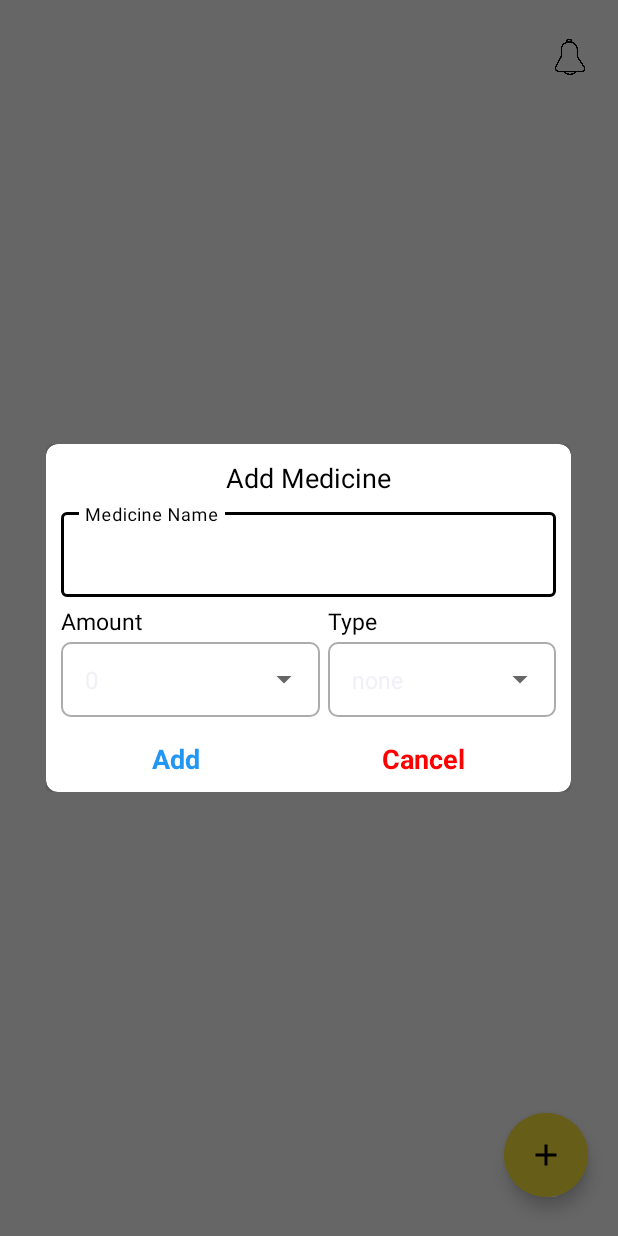
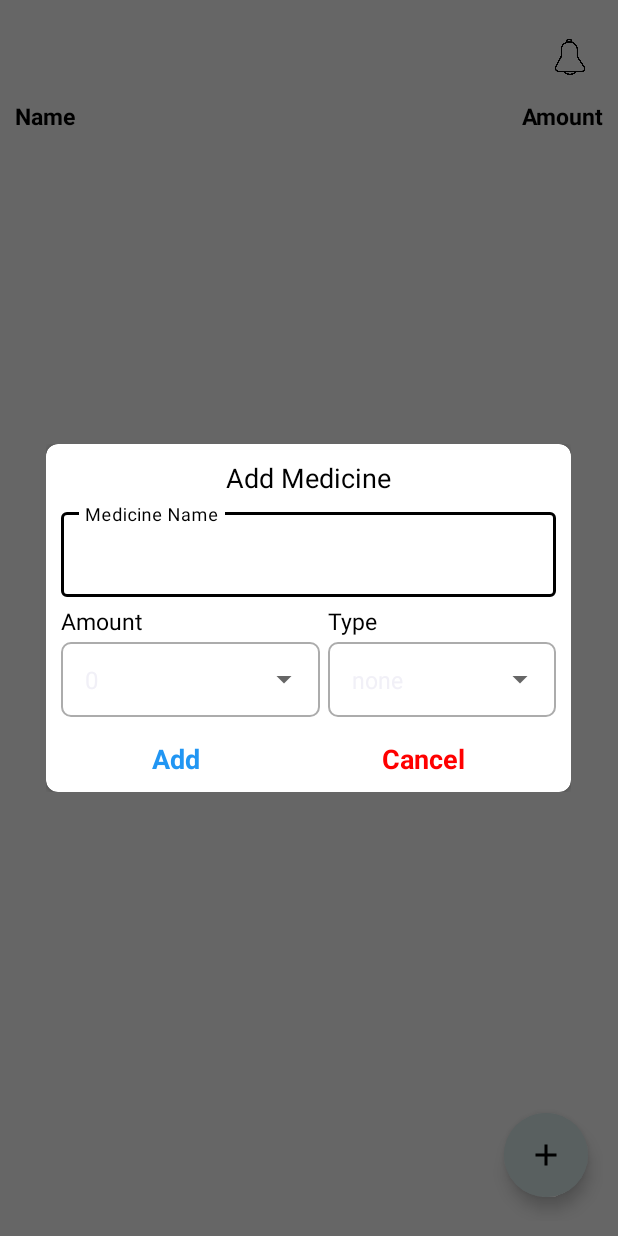
Before and after one commit to MizanurRemon/MediTime, an Android app: the Ontime_medicine_list screen opened directly, with no data from a screen before it, after a tap on an icon or button, on a phone screen of 412 x 824 dp. Run offline under Robolectric (Android 15) with nearby library versions, the light colour scheme and no system bars; Roboto replaces fonts that are not available here.

Commit message:
10 Apr 21 4:51 AM

```diff
--- /dev/null
+++ b/app/src/main/java/com/example/meditime/Adapter/Medicine_adapter.java
@@ -0,0 +1,55 @@
+package com.example.meditime.Adapter;
+
+import android.view.LayoutInflater;
+import android.view.View;
+import android.view.ViewGroup;
+import android.widget.TextView;
+
+import androidx.annotation.NonNull;
+import androidx.recyclerview.widget.RecyclerView;
+
+import com.example.meditime.Model.MedicinePOJO;
+import com.example.meditime.Model.SchedulePOJO;
+import com.example.meditime.R;
+
+import java.util.ArrayList;
+
+public class Medicine_adapter extends RecyclerView.Adapter<Medicine_adapter.AppViewholder> {
+    ArrayList<MedicinePOJO> arrayList;
+
+    public Medicine_adapter(ArrayList<MedicinePOJO> arrayList) {
+        this.arrayList = arrayList;
+    }
+
+    @NonNull
+    @Override
+    public Medicine_adapter.AppViewholder onCreateViewHolder(@NonNull ViewGroup parent, int viewType) {
+        LayoutInflater layoutInflater = LayoutInflater.from(parent.getContext());
+        View view = layoutInflater.inflate(R.layout.medicine_list_card, parent, false);
+        return new Medicine_adapter.AppViewholder(view);
+    }
+
+    @Override
+    public void onBindViewHolder(@NonNull Medicine_adapter.AppViewholder holder, int position) {
+        MedicinePOJO medicinePOJO = arrayList.get(position);
+        holder.medicineNameText.setText(medicinePOJO.getMedcineName());
+        holder.amountText.setText(medicinePOJO.getAmount());
+        holder.typeText.setText(medicinePOJO.getType());
+    }
+
+    @Override
+    public int getItemCount() {
+        return arrayList.size();
+    }
+
+    public class AppViewholder extends RecyclerView.ViewHolder {
+        TextView medicineNameText, amountText, typeText;
+
+        public AppViewholder(@NonNull View itemView) {
+            super(itemView);
+            medicineNameText = itemView.findViewById(R.id.medicineNameID);
+            amountText = itemView.findViewById(R.id.medicineAmountID);
+            typeText = itemView.findViewById(R.id.medicineTypeID);
+        }
+    }
+}
--- a/app/src/main/java/com/example/meditime/Adapter/Schedule_adapter.java
+++ b/app/src/main/java/com/example/meditime/Adapter/Schedule_adapter.java
@@ -22,10 +22,6 @@ public class Schedule_adapter extends RecyclerView.Adapter<Schedule_adapter.AppV
     public Schedule_adapter(ArrayList<SchedulePOJO> arrayList, RecyclerviewClickInterfaces recyclerviewClickInterfaces) {
         this.arrayList = arrayList;
         this.recyclerviewClickInterfaces = recyclerviewClickInterfaces;
-    }
-
-    public Schedule_adapter(ArrayList<SchedulePOJO> arrayList) {
-        this.arrayList = arrayList;
     }
 
     @NonNull
--- a/app/src/main/java/com/example/meditime/Utils/SQLiteHelper.java
+++ b/app/src/main/java/com/example/meditime/Utils/SQLiteHelper.java
@@ -10,14 +10,23 @@ import android.widget.Toast;
 public class SQLiteHelper extends SQLiteOpenHelper {
     private SQLiteDatabase db;
 
+    private static final int VERSION = 5;
     private static final String DATABASE_NAME = "MEDICINE_DATABASE";
+
     private static final String SCHEDULE_TABLE = "SCHEDULE_TABLE";
-    private static final int VERSION = 1;
     private static final String id = "ID";
     private static final String Schedule_Name = "ScheduleName";
     private static final String Schedule_Time = "ScheduleTime";
 
+    private static final String MEDICINE_TABLE = "MEDICINE_TABLE";
+    private static final String Schedule_ID = "Schedule_ID";
+    private static final String Med_name = "Med_name";
+    private static final String Amount = "Amount";
+    private static final String Type = "Type";
+
+
     private final Context context;
+
 
     public SQLiteHelper(Context context) {
         super(context, DATABASE_NAME, null, VERSION);
@@ -27,11 +36,13 @@ public class SQLiteHelper extends SQLiteOpenHelper {
     @Override
     public void onCreate(SQLiteDatabase db) {
         db.execSQL("CREATE TABLE IF NOT EXISTS " + SCHEDULE_TABLE + "(ID INTEGER PRIMARY KEY AUTOINCREMENT , ScheduleName TEXT , ScheduleTime TEXT )");
+        db.execSQL("CREATE TABLE IF NOT EXISTS " + MEDICINE_TABLE + "(ID INTEGER PRIMARY KEY AUTOINCREMENT , Schedule_ID TEXT , Med_name TEXT , Amount TEXT , Type TEXT )");
     }
 
     @Override
     public void onUpgrade(SQLiteDatabase db, int oldVersion, int newVersion) {
         db.execSQL("DROP TABLE IF EXISTS " + SCHEDULE_TABLE);
+        db.execSQL("DROP TABLE IF EXISTS " + MEDICINE_TABLE);
         onCreate(db);
     }
 
@@ -49,6 +60,26 @@ public class SQLiteHelper extends SQLiteOpenHelper {
         }
     }
 
+
+    public void insertMedicine(String schedule_id, String MedicineName, String Med_Amount, String Med_Type) {
+        db = this.getWritableDatabase();
+        ContentValues values = new ContentValues();
+        values.put(Schedule_ID, schedule_id);
+        values.put(Med_name, MedicineName);
+        values.put(Amount, Med_Amount);
+        values.put(Type, Med_Type);
+
+        long result = db.insert(MEDICINE_TABLE, null, values);
+
+        //Toast.makeText(context, schedule_id + " " + MedicineName + " " + Med_Amount + " " + Med_Type, Toast.LENGTH_SHORT).show();
+
+        if (result == -1) {
+            Toast.makeText(context, "Failed", Toast.LENGTH_SHORT).show();
+        } else {
+            Toast.makeText(context, "Added", Toast.LENGTH_SHORT).show();
+        }
+    }
+
     public Cursor readData() {
         db = this.getWritableDatabase();
         String query = "select * from " + SCHEDULE_TABLE;
@@ -56,5 +87,12 @@ public class SQLiteHelper extends SQLiteOpenHelper {
         return cursor;
     }
 
+    public Cursor readMedicine(String schedule_id) {
+        db = this.getWritableDatabase();
+        String query = "SELECT * FROM MEDICINE_TABLE where Schedule_ID = schedule_id";
+        Cursor cursor = db.rawQuery(query, null);
+        return cursor;
+    }
+
 
 }
--- a/app/src/main/java/com/example/meditime/View/MainActivity.java
+++ b/app/src/main/java/com/example/meditime/View/MainActivity.java
@@ -49,11 +49,6 @@ public class MainActivity extends AppCompatActivity implements View.OnClickListe
     protected void onCreate(Bundle savedInstanceState) {
         super.onCreate(savedInstanceState);
         setContentView(R.layout.activity_main);
-
-        try {
-            this.getSupportActionBar().hide();
-        } catch (Exception e) {
-        }
 
         dbhelper = new SQLiteHelper(this);
         layoutManager = new LinearLayoutManager(this);
--- a/app/src/main/java/com/example/meditime/View/Ontime_medicine_list.java
+++ b/app/src/main/java/com/example/meditime/View/Ontime_medicine_list.java
@@ -1,44 +1,57 @@
 package com.example.meditime.View;
 
 import androidx.appcompat.app.AppCompatActivity;
+import androidx.recyclerview.widget.LinearLayoutManager;
 import androidx.recyclerview.widget.RecyclerView;
 
 import android.app.Dialog;
 import android.content.Intent;
+import android.database.Cursor;
 import android.graphics.Color;
 import android.graphics.drawable.ColorDrawable;
+import android.net.LinkAddress;
 import android.os.Bundle;
 import android.text.TextUtils;
 import android.view.View;
 import android.widget.AdapterView;
 import android.widget.ArrayAdapter;
+import android.widget.LinearLayout;
 import android.widget.Spinner;
 import android.widget.TextView;
 import android.widget.Toast;
 
+import com.example.meditime.Adapter.Medicine_adapter;
+import com.example.meditime.Adapter.Schedule_adapter;
+import com.example.meditime.Model.MedicinePOJO;
+import com.example.meditime.Model.SchedulePOJO;
 import com.example.meditime.R;
+import com.example.meditime.Utils.SQLiteHelper;
 import com.google.android.material.floatingactionbutton.ExtendedFloatingActionButton;
 import com.google.android.material.textfield.TextInputEditText;
 import com.google.android.material.textfield.TextInputLayout;
 
+import java.util.ArrayList;
+
 public class Ontime_medicine_list extends AppCompatActivity implements AdapterView.OnItemSelectedListener {
 
     ExtendedFloatingActionButton addMedicineButtton;
-    TextView scheduleName, scheduleTime;
+    TextView scheduleName, scheduleTime, noMedicine;
     String id, schedule_name, schedule_time;
     RecyclerView medicineView;
     Spinner amountSpinner, typeSpinner;
     String amount, type;
+    SQLiteHelper dbhelper;
+    ArrayList<MedicinePOJO> arrayList;
+    MedicinePOJO medicinePOJO;
+    Medicine_adapter adapter;
+    LinearLayout layout2;
 
     @Override
     protected void onCreate(Bundle savedInstanceState) {
         super.onCreate(savedInstanceState);
         setContentView(R.layout.activity_ontime_medicine_list);
 
-        try {
-            this.getSupportActionBar().hide();
-        } catch (Exception e) {
-        }
+        dbhelper = new SQLiteHelper(this);
 
         Intent intent = getIntent();
         id = intent.getStringExtra("ID");
@@ -47,12 +60,19 @@ public class Ontime_medicine_list extends AppCompatActivity implements AdapterVi
 
         scheduleName = (TextView) findViewById(R.id.scheduleNameID);
         scheduleTime = (TextView) findViewById(R.id.scheduleTimeID);
+
+        layout2 = (LinearLayout) findViewById(R.id.layout2);
+
         medicineView = (RecyclerView) findViewById(R.id.recyclerviewID);
         addMedicineButtton = (ExtendedFloatingActionButton) findViewById(R.id.addMedicineID);
 
         scheduleName.setText(schedule_name);
         scheduleTime.setText(schedule_time);
 
+        medicineView.setHasFixedSize(true);
+        medicineView.setLayoutManager(new LinearLayoutManager(this));
+
+        medicineData();
 
         addMedicineButtton.setOnClickListener(new View.OnClickListener() {
             @Override
@@ -103,7 +123,9 @@ public class Ontime_medicine_list extends AppCompatActivity implements AdapterVi
                                 Toast.makeText(getBaseContext(), "Select type", Toast.LENGTH_SHORT).show();
                             }
                         } else {
-                            Toast.makeText(getBaseContext(), "Successful", Toast.LENGTH_SHORT).show();
+                            dbhelper.insertMedicine(id, medicineName, amount, type);
+                            alert.dismiss();
+                            medicineData();
                         }
                     }
                 });
@@ -116,6 +138,21 @@ public class Ontime_medicine_list extends AppCompatActivity implements AdapterVi
                 });
             }
         });
+
+
+    }
+
+    private void medicineData() {
+
+        arrayList = new ArrayList<MedicinePOJO>();
+        Cursor cursor = dbhelper.readMedicine(id);
+
+        while (cursor.moveToNext()) {
+            medicinePOJO = new MedicinePOJO(cursor.getString(2), cursor.getString(3), cursor.getString(4));
+            arrayList.add(0, medicinePOJO);
+        }
+        adapter = new Medicine_adapter(arrayList);
+        medicineView.setAdapter(adapter);
     }
 
     @Override
--- a/app/src/main/res/layout/activity_ontime_medicine_list.xml
+++ b/app/src/main/res/layout/activity_ontime_medicine_list.xml
@@ -13,17 +13,17 @@
         android:id="@+id/layout"
         android:layout_width="match_parent"
         android:layout_height="wrap_content"
+        android:gravity="center_vertical"
         android:orientation="horizontal"
         android:paddingTop="5dp"
         android:paddingBottom="5dp"
-        android:weightSum="2"
-        android:gravity="center_vertical">
+        android:weightSum="2">
 
         <LinearLayout
             android:layout_width="wrap_content"
             android:layout_height="wrap_content"
-            android:orientation="vertical"
-            android:layout_weight="1">
+            android:layout_weight="1"
+            android:orientation="vertical">
 
             <TextView
                 android:id="@+id/scheduleNameID"
@@ -43,8 +43,8 @@
         <LinearLayout
             android:layout_width="wrap_content"
             android:layout_height="match_parent"
+            android:layout_weight="1"
             android:gravity="center_vertical|right"
-            android:layout_weight="1"
             android:paddingRight="10dp">
 
             <ImageView
@@ -52,9 +52,42 @@
                 android:layout_height="24dp"
                 android:clickable="true"
                 android:focusable="true"
-                android:src="@drawable/bell_icon"/>
+                android:src="@drawable/bell_icon" />
 
 
+        </LinearLayout>
+
+    </LinearLayout>
+
+    <LinearLayout
+        android:id="@+id/layout2"
+        android:layout_width="match_parent"
+        android:layout_height="wrap_content"
+        android:layout_below="@id/layout"
+        android:gravity="center_vertical"
+        android:orientation="horizontal">
+
+        <TextView
+            android:layout_width="200dp"
+            android:layout_height="wrap_content"
+            android:text="Name"
+            android:textColor="@color/black"
+            android:textSize="15sp"
+            android:textStyle="bold" />
+
+        <LinearLayout
+            android:layout_width="match_parent"
+            android:layout_height="match_parent"
+            android:gravity="right">
+
+            <TextView
+                android:layout_width="wrap_content"
+                android:layout_height="wrap_content"
+                android:gravity="center_horizontal"
+                android:text="Amount"
+                android:textColor="@color/black"
+                android:textSize="15sp"
+                android:textStyle="bold" />
         </LinearLayout>
 
     </LinearLayout>
@@ -63,9 +96,9 @@
         android:id="@+id/recyclerviewID"
         android:layout_width="match_parent"
         android:layout_height="wrap_content"
+        android:layout_below="@id/layout2"
         android:layout_marginTop="5dp"
-        android:nestedScrollingEnabled="true"
-        android:layout_below="@id/layout"/>
+        android:nestedScrollingEnabled="true" />
 
     <androidx.coordinatorlayout.widget.CoordinatorLayout
         android:layout_width="match_parent"
@@ -77,9 +110,9 @@
             android:layout_width="wrap_content"
             android:layout_height="wrap_content"
             android:layout_gravity="bottom|right"
+            android:layout_marginRight="10dp"
             android:layout_marginBottom="16dp"
-            android:layout_marginRight="10dp"
-            android:backgroundTint="@color/yellow"
+            android:backgroundTint="@color/special_color"
             app:icon="@drawable/plus"
             app:layout_anchorGravity="bottom|right|end" />
 
--- a/app/src/main/res/layout/add_alert.xml
+++ b/app/src/main/res/layout/add_alert.xml
@@ -10,7 +10,8 @@
         android:layout_width="match_parent"
         android:layout_height="wrap_content"
         android:orientation="vertical"
-        android:padding="10dp">
+        android:padding="10dp"
+        >
 
         <TextView
             android:layout_width="match_parent"
--- a/app/src/main/res/values-night/themes.xml
+++ b/app/src/main/res/values-night/themes.xml
@@ -1,6 +1,6 @@
 <resources xmlns:tools="http://schemas.android.com/tools">
     <!-- Base application theme. -->
-    <style name="Theme.MediTime" parent="Theme.MaterialComponents.DayNight.DarkActionBar">
+    <style name="Theme.MediTime" parent="Theme.MaterialComponents.DayNight.NoActionBar">
 
         <!-- Transition -->
         <item name="android:windowContentTransitions">true</item>
@@ -19,7 +19,7 @@
         <item name="colorSecondaryVariant">@color/teal_200</item>
         <item name="colorOnSecondary">@color/black</item>
         <!-- Status bar color. -->
-        <item name="android:statusBarColor" tools:targetApi="l">@color/grey</item>
+        <item name="android:statusBarColor" tools:targetApi="l">@color/green</item>
         <!-- Customize your theme here. -->
     </style>
 
--- a/app/src/main/res/values/colors.xml
+++ b/app/src/main/res/values/colors.xml
@@ -14,4 +14,7 @@
     <color name="blue">#2196F3</color>
     <color name="yellow">#FFEB3B</color>
     <color name="grey">#FAFAFA</color>
+    <color name="green">#2b7379</color>
+    <color name="light_green">#67a9a9</color>
+    <color name="special_color">#dff0f1</color>
 </resources>
--- a/app/src/main/res/values/themes.xml
+++ b/app/src/main/res/values/themes.xml
@@ -1,6 +1,6 @@
 <resources xmlns:tools="http://schemas.android.com/tools">
     <!-- Base application theme. -->
-    <style name="Theme.MediTime" parent="Theme.MaterialComponents.DayNight.DarkActionBar">
+    <style name="Theme.MediTime" parent="Theme.MaterialComponents.DayNight.NoActionBar">
 
         <!-- Transition -->
         <item name="android:windowContentTransitions">true</item>
@@ -19,7 +19,7 @@
         <item name="colorSecondaryVariant">@color/teal_700</item>
         <item name="colorOnSecondary">@color/black</item>
         <!-- Status bar color. -->
-        <item name="android:statusBarColor" tools:targetApi="l">@color/grey</item>
+        <item name="android:statusBarColor" tools:targetApi="l">@color/green</item>
         <!-- Customize your theme here. -->
     </style>
 
```
Also changed, not shown: app/src/main/java/com/example/meditime/Model/MedicinePOJO.java (added, +39 -0 lines), app/src/main/res/layout/activity_main.xml (+23 -9 lines), app/src/main/res/layout/medicine_list_card.xml (+15 -41 lines).
